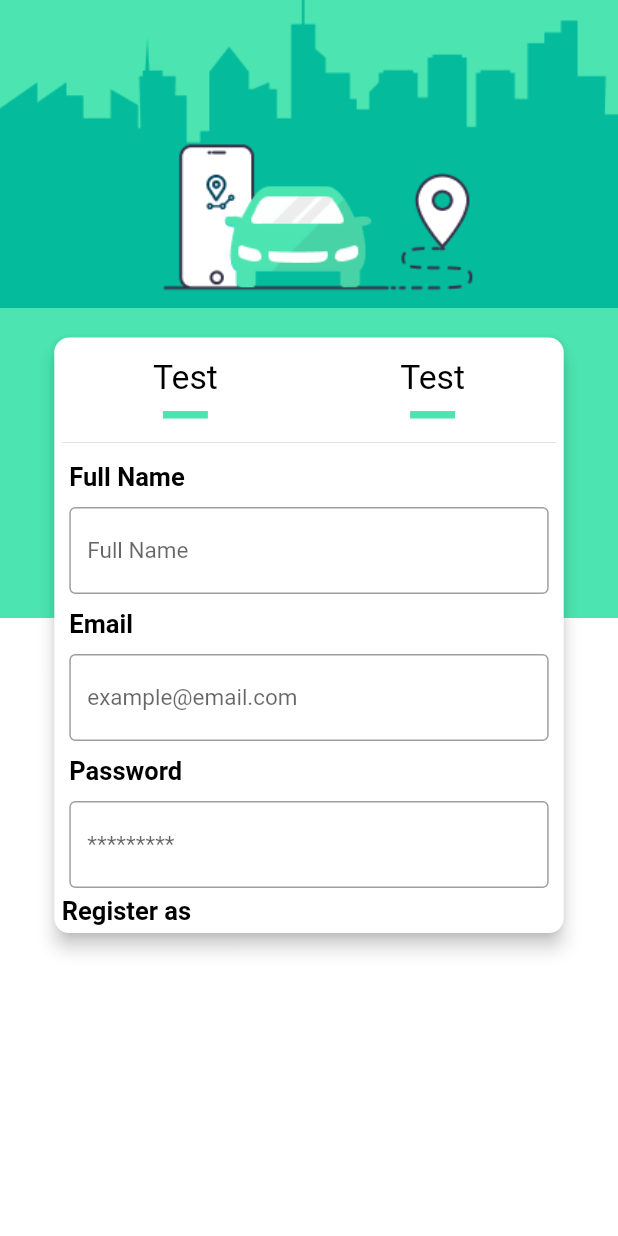
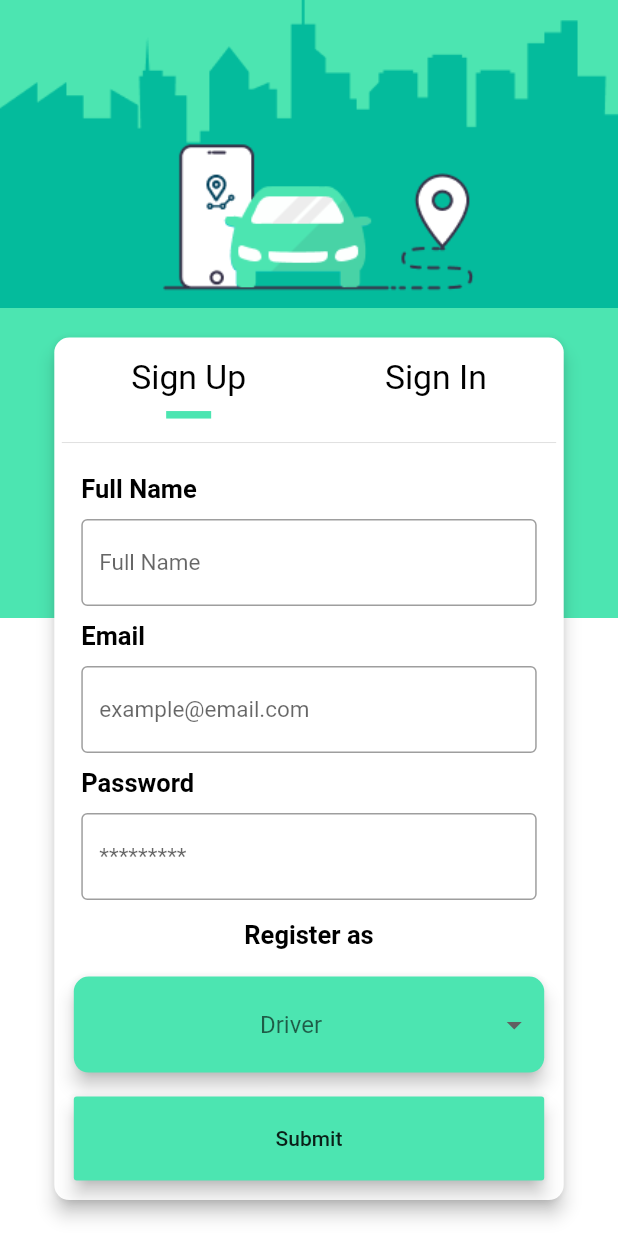
Before and after one commit to omaewa-mo-shinderu-APEC/TransitSpot, a Flutter app: the screen it shows after launch, on a phone screen of 412 x 824 dp. Run offline on Flutter 3.47's test engine with Material 2 defaults, Android fonts, the phone set to English and light mode, and no system bars; our stand-ins replace stacked, stacked_services; statements that could not run were skipped.

Commit message:
add working register view

```diff
--- a/lib/ui/views/register/register_view.dart
+++ b/lib/ui/views/register/register_view.dart
@@ -33,8 +33,8 @@ class RegisterView extends StatelessWidget with $RegisterView {
       onModelReady: (viewModel) => listenToFormUpdated(viewModel),
       builder: (context, model, child) => Scaffold(
         backgroundColor: AppColors.primaryBackground,
-        drawer: Drawer(),
-        body: Stack(children: [
+        body: SingleChildScrollView(
+          child: Stack(children: [
             Container(
               height: MediaQuery.of(context).size.height / 2,
               width: double.maxFinite,
@@ -52,19 +52,22 @@ class RegisterView extends StatelessWidget with $RegisterView {
                     margin: const EdgeInsets.all(5),
                     width: MediaQuery.of(context).size.width / 10 * 8,
                     child: Column(
-                    crossAxisAlignment: CrossAxisAlignment.start,
                       children: [
                         Row(
                           mainAxisAlignment: MainAxisAlignment.spaceAround,
                           children: [
                             Padding(
                               padding: const EdgeInsets.all(8.0),
+                              child: GestureDetector(
+                                onTap: () {
+                                  model.setIsSignUp(true);
+                                },
                                 child: Column(
                                   crossAxisAlignment: CrossAxisAlignment.center,
                                   children: [
                                     AppText(
                                       color: Colors.black,
-                                  text: "Test",
+                                      text: "Sign Up",
                                       size: 22.5,
                                     ),
                                     const SizedBox(
@@ -72,20 +75,27 @@ class RegisterView extends StatelessWidget with $RegisterView {
                                     ),
                                     Container(
                                       height: 5,
-                                  color: AppColors.secondaryBackground,
+                                      color: model.isSignUp
+                                          ? AppColors.secondaryBackground
+                                          : Colors.transparent,
                                       width: 30,
                                     )
                                   ],
                                 ),
                               ),
-                          Padding(
+                            ),
+                            GestureDetector(
+                              onTap: () {
+                                model.setIsSignUp(false);
+                              },
+                              child: Padding(
                                 padding: const EdgeInsets.all(8.0),
                                 child: Column(
                                   crossAxisAlignment: CrossAxisAlignment.center,
                                   children: [
                                     AppText(
                                       color: Colors.black,
-                                  text: "Test",
+                                      text: "Sign In",
                                       size: 22.5,
                                     ),
                                     const SizedBox(
@@ -93,15 +103,52 @@ class RegisterView extends StatelessWidget with $RegisterView {
                                     ),
                                     Container(
                                       height: 5,
-                                  color: AppColors.secondaryBackground,
+                                      color: !model.isSignUp
+                                          ? AppColors.secondaryBackground
+                                          : Colors.transparent,
                                       width: 30,
                                     )
                                   ],
                                 ),
                               ),
+                            ),
                           ],
                         ),
                         const Divider(),
+                        Container(
+                          child: model.isSignUp
+                              ? SignUpForm(model)
+                              : SignInForm(model),
+                        ),
+                        Padding(
+                          padding: const EdgeInsets.all(8.0),
+                          child: MaterialButton(
+                            onPressed: () {},
+                            elevation: 5,
+                            padding: EdgeInsets.all(20),
+                            child: Text("Submit"),
+                            color: AppColors.secondaryBackground,
+                            minWidth: double.infinity,
+                          ),
+                        )
+                      ],
+                    ),
+                  ),
+                )
+              ],
+            )
+          ]),
+        ),
+      ),
+      viewModelBuilder: () => RegisterViewModel(),
+    );
+  }
+
+  Padding SignUpForm(RegisterViewModel model) {
+    return Padding(
+      padding: const EdgeInsets.all(8.0),
+      child: Column(
+        children: [
           TextInput(
             nameController: nameController,
             nameFocusNode: nameFocusNode,
@@ -120,16 +167,73 @@ class RegisterView extends StatelessWidget with $RegisterView {
             nameField: "Password",
             hint: "*********",
           ),
+          Padding(
+            padding: const EdgeInsets.all(8.0),
+            child: Column(
+              crossAxisAlignment: CrossAxisAlignment.start,
+              children: [
                 const LabelText(text: "Register as"),
+                const SizedBox(
+                  height: 10,
+                ),
               ],
+            ),
+          ),
+          Material(
+            elevation: 5,
+            color: AppColors.secondaryBackground,
+            borderRadius: BorderRadius.circular(10),
+            child: Container(
+              padding: const EdgeInsets.all(8),
+              child: DropdownButtonHideUnderline(
+                child: DropdownButton(
+                  alignment: AlignmentDirectional.center,
+                  items: RegisterAsValueToTitleMap.entries
+                      .map((entry) => DropdownMenuItem(
+                            value: entry.key,
+                            child: Center(
+                              child: Text(
+                                entry.value,
+                                style: TextStyle(
+                                  fontWeight: FontWeight.w600,
+                                ),
+                              ),
+                            ),
+                          ))
+                      .toList(),
+                  value: model.registerAsValue,
+                  hint: const Text("Driver"),
+                  dropdownColor: AppColors.secondaryBackground,
+                  isExpanded: true,
+                  onChanged: (picked) => model.setRegisterAs(picked.toString()),
+                ),
               ),
             ),
           )
         ],
-          )
-        ]),
       ),
-      viewModelBuilder: () => RegisterViewModel(),
+    );
+  }
+
+  Padding SignInForm(RegisterViewModel model) {
+    return Padding(
+      padding: const EdgeInsets.all(8.0),
+      child: Column(
+        children: [
+          TextInput(
+            nameController: emailController,
+            nameFocusNode: emailFocusNode,
+            nameField: "Email",
+            hint: "example@email.com",
+          ),
+          TextInput(
+            nameController: passwordController,
+            nameFocusNode: passwordFocusNode,
+            nameField: "Password",
+            hint: "*********",
+          ),
+        ],
+      ),
     );
   }
 }
--- a/lib/ui/views/register/register_viewmodel.dart
+++ b/lib/ui/views/register/register_viewmodel.dart
@@ -7,7 +7,14 @@ import 'package:transitspot/ui/views/register/register_view.form.dart';
 class RegisterViewModel extends FormViewModel {
   final String _title = 'Register View';
   String get title => _title;
+  bool _isSignUp = true;
+  bool get isSignUp => _isSignUp;
   final _navigationService = locator<NavigationService>();
+
+  void setIsSignUp(bool state) {
+    _isSignUp = state;
+    notifyListeners();
+  }
 
   @override
   void setFormStatus() {
--- a/pubspec.yaml
+++ b/pubspec.yaml
@@ -69,6 +69,7 @@ flutter:
     - lib/assets/svg/circle.svg
     - lib/assets/svg/triangle.svg
     - lib/assets/images/hero-register.png
+    - lib/assets/images/app-logo.png
 
   # An image asset can refer to one or more resolution-specific "variants", see
   # https://flutter.dev/assets-and-images/#resolution-aware.
```
Also changed, not shown: lib/assets/images/app-logo.png (added). Lines whose indentation alone changed are shown as unchanged.
